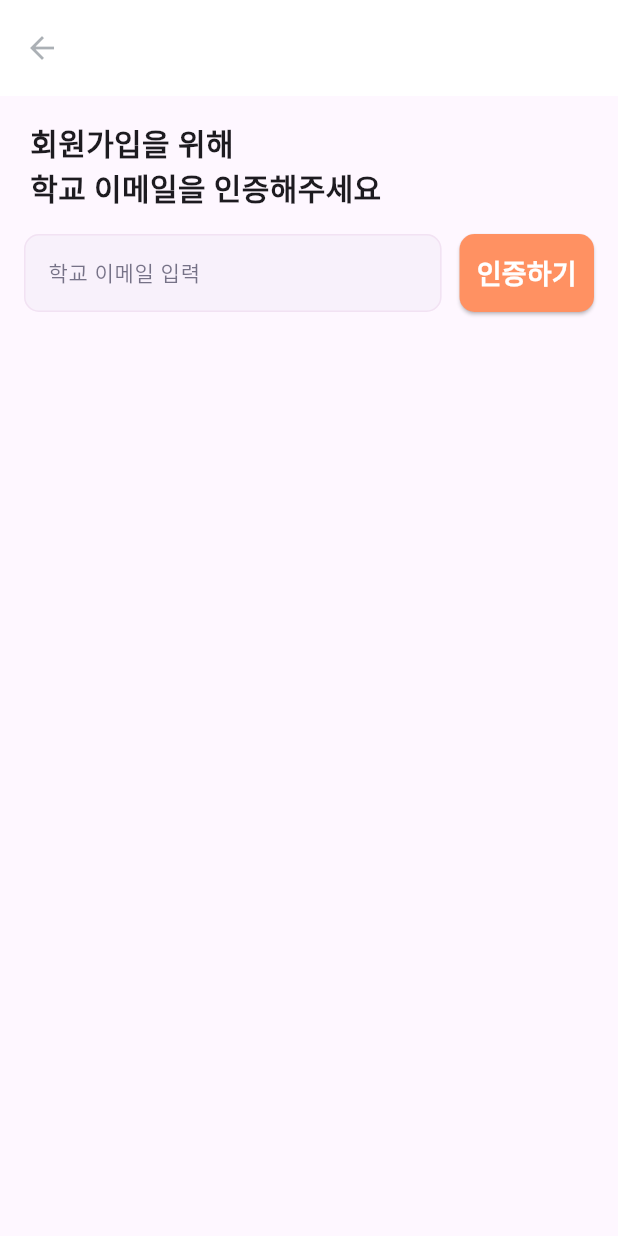
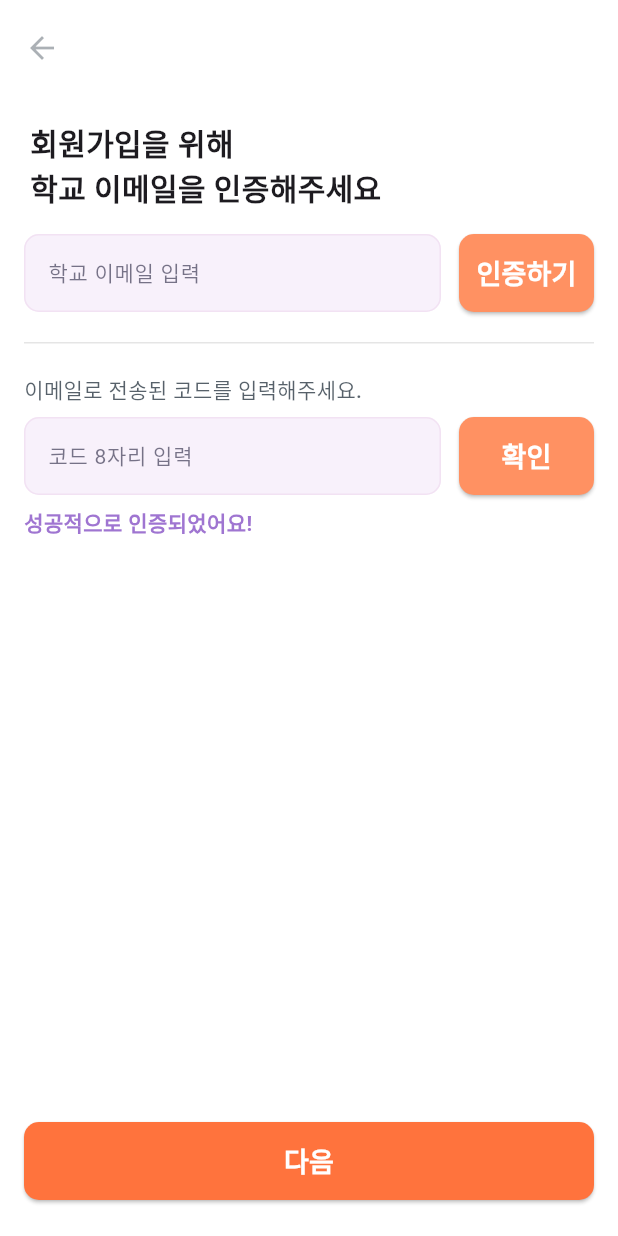
Before and after one commit to snuhcs-course/swpp-2023-project-team-11, a Flutter app: the EmailScreen screen opened by its route, on a phone screen of 412 x 824 dp. Run offline on Flutter 3.47's test engine with Material 2 defaults, Android fonts, the phone set to English and light mode, and no system bars; our stand-ins replace flutter_native_splash, flutter_secure_storage, get; missing offline and left inert: dart:ffi; accounts and stored records are empty.

```diff
--- a/flutter/lib/app/presentation/screens/email_screen/email_screen.dart
+++ b/flutter/lib/app/presentation/screens/email_screen/email_screen.dart
@@ -13,6 +13,7 @@ class EmailScreen extends GetView<EmailScreenController> {
   @override
   Widget build(BuildContext context) {
     return Scaffold(
+      backgroundColor: Colors.white,
         appBar: const SimpleAppBar(),
         body: Padding(
           padding: const EdgeInsets.symmetric(horizontal: 16),
@@ -20,8 +21,9 @@ class EmailScreen extends GetView<EmailScreenController> {
             child: Column(
               crossAxisAlignment: CrossAxisAlignment.stretch,
               children: [
-                 Padding(
-                  padding: EdgeInsets.symmetric(horizontal: 4).copyWith(top: 16),
+                Padding(
+                  padding:
+                      EdgeInsets.symmetric(horizontal: 4).copyWith(top: 16),
                   child: const Text(
                     '회원가입을 위해\n학교 이메일을 인증해주세요',
                     style: TextStyle(
@@ -38,17 +40,68 @@ class EmailScreen extends GetView<EmailScreenController> {
                       child: MainTextFormField(
                         textEditingController: controller.emailCon,
                         hintText: "학교 이메일 입력",
-                        textStyle: TextStyle(fontSize: 14, fontWeight: FontWeight.w400),
+                        textStyle: TextStyle(
+                            fontSize: 14, fontWeight: FontWeight.w400),
                         verticalPadding: 15,
                       ),
                     ),
-                    const SizedBox(width:12),
-                    SmallButton(text: '인증하기', onPressed: () {}),
+                    const SizedBox(width: 12),
+                    SmallButton(
+                        text: '인증하기', onPressed: () => {},),
                   ],
                 ),
+                SizedBox(height: 20),
+                if (controller.emailSent) _buildCodeContainer()
               ],
             ),
           ),
-        ));
+        ),
+        bottomNavigationBar: BottomNextButton(onPressed: controller.temporaryOnTap),
+    );
+  }
+
+  Widget _buildCodeContainer() {
+    return Container(
+      decoration: BoxDecoration(
+          border: Border(
+              top: BorderSide(width: 1, color: Colors.black.withOpacity(0.1)))),
+      child: Column(
+        crossAxisAlignment: CrossAxisAlignment.stretch,
+        children: [
+          SizedBox(height: 20),
+          Text("이메일로 전송된 코드를 입력해주세요.",
+              style: TextStyle(
+                  color: Color(0xff2d3a45).withOpacity(0.8),
+                  fontWeight: FontWeight.w500,
+                  fontSize: 14)),
+          Padding(
+            padding: const EdgeInsets.symmetric(vertical: 8),
+            child: Row(
+              mainAxisSize: MainAxisSize.min,
+              children: [
+                Expanded(
+                  child: MainTextFormField(
+                    textEditingController: controller.emailCon,
+                    hintText: "코드 8자리 입력",
+                    textStyle: TextStyle(
+                        fontSize: 14, fontWeight: FontWeight.w400),
+                    verticalPadding: 15,
+                  ),
+                ),
+                const SizedBox(width: 12),
+                SmallButton(
+                    text: '확인', onPressed: () => {}),
+              ],
+            ),
+          ),
+          if (controller.certSuccess)
+            Text("성공적으로 인증되었어요!",
+                style: TextStyle(
+                    color: Color(0xff9f75d1),
+                    fontWeight: FontWeight.w600,
+                    fontSize: 14))
+        ],
+      ),
+    );
   }
 }
--- a/flutter/lib/app/presentation/screens/email_screen/email_screen_controller.dart
+++ b/flutter/lib/app/presentation/screens/email_screen/email_screen_controller.dart
@@ -1,6 +1,14 @@
 import 'package:flutter/cupertino.dart';
 import 'package:get/get.dart';
+import 'package:mobile_app/routes/named_routes.dart';
 
 class EmailScreenController extends GetxController{
   final TextEditingController emailCon = TextEditingController();
+  final TextEditingController codeCon = TextEditingController();
+  final certSuccess = true; //need to fix
+  final emailSent = true; //need to fix
+
+  void temporaryOnTap(){
+    Get.toNamed(Routes.Maker(nextRoute: Routes.PASSWORD));
+  }
 }
--- /dev/null
+++ b/flutter/lib/app/presentation/screens/make_profile_screen/make_profile_screen_binding.dart
@@ -0,0 +1,9 @@
+import 'package:get/instance_manager.dart';
+import 'make_profile_screen_controller.dart';
+
+class MakeProfileScreenBinding implements Bindings {
+  @override
+  void dependencies() {
+    Get.put(MakeProfileScreenController());
+  }
+}
--- /dev/null
+++ b/flutter/lib/app/presentation/screens/password_screen/password_screen_binding.dart
@@ -0,0 +1,9 @@
+import 'package:get/instance_manager.dart';
+import 'password_screen_controller.dart';
+
+class PasswordScreenBinding implements Bindings {
+  @override
+  void dependencies() {
+    Get.put(PasswordScreenController());
+  }
+}
--- a/flutter/lib/app/presentation/widgets/app_bars.dart
+++ b/flutter/lib/app/presentation/widgets/app_bars.dart
@@ -2,13 +2,15 @@ import 'package:flutter/material.dart';
 import 'package:get/get.dart';
 
 class SimpleAppBar extends StatelessWidget implements PreferredSizeWidget {
-  const SimpleAppBar({super.key});
+  final String? title;
+  const SimpleAppBar({super.key, this.title});
 
   @override
   Widget build(BuildContext context) {
     return AppBar(
       backgroundColor: Colors.white,
       toolbarHeight: 64,
+      title: (title != null)? Text(title!, style: TextStyle(fontSize: 18, fontWeight: FontWeight.w700, color: Color(0xff2d3a45)),) : null,
       leading: BackButton(
         color: Color(0xff2D3A45).withOpacity(0.4),
         onPressed: Get.back,
--- a/flutter/lib/app/presentation/widgets/buttons.dart
+++ b/flutter/lib/app/presentation/widgets/buttons.dart
@@ -78,6 +78,7 @@ class SmallButton extends StatelessWidget {
         shape: RoundedRectangleBorder(
           borderRadius: BorderRadius.circular(10),
         ),
+        minimumSize: Size(90, 0)
       ),
       child: Text(
         text,
@@ -90,3 +91,25 @@ class SmallButton extends StatelessWidget {
     );
   }
 }
+
+class BottomNextButton extends StatelessWidget{
+  final void Function() onPressed;
+
+  @override
+  Widget build(BuildContext context) {
+    return Container(
+      padding:
+      const EdgeInsets.symmetric(horizontal: 16, vertical: 24).copyWith(
+        bottom: MediaQuery.of(context).padding.bottom / 2 + 24,
+      ),
+      child: MainButton(
+          mainButtonType: MainButtonType.key,
+          text: '다음',
+          onPressed: onPressed
+      ),
+    );
+  }
+
+  BottomNextButton({required this.onPressed});
+
+}
--- a/flutter/lib/routes/get_pages.dart
+++ b/flutter/lib/routes/get_pages.dart
@@ -7,23 +7,38 @@ import 'package:mobile_app/routes/named_routes.dart';
 
 import '../app/presentation/screens/country_screen/country_screen.dart';
 import '../app/presentation/screens/country_screen/country_screen_binding.dart';
+import '../app/presentation/screens/make_profile_screen/make_profile_screen.dart';
+import '../app/presentation/screens/make_profile_screen/make_profile_screen_binding.dart';
+import '../app/presentation/screens/password_screen/password_screen.dart';
+import '../app/presentation/screens/password_screen/password_screen_binding.dart';
 
 abstract class GetPages {
-  static get pages => [
+  static get pages =>
+      [
         GetPage(
           name: Routes.ENTRY,
           page: () => const EntryScreen(),
           binding: EntryScreenBinding(),
         ),
         GetPage(
-          name: Routes.ENTRY+ Routes.COUNTRY,
+          name: Routes.ENTRY + Routes.COUNTRY,
           page: () => const CountryScreen(),
           binding: CountryScreenBinding(),
         ),
         GetPage(
-          name: Routes.ENTRY+ Routes.COUNTRY + Routes.EMAIL,
+          name: Routes.ENTRY + Routes.COUNTRY + Routes.EMAIL,
           page: () => const EmailScreen(),
           binding: EmailScreenBinding(),
         ),
+        GetPage(
+          name: Routes.ENTRY + Routes.COUNTRY + Routes.EMAIL + Routes.PASSWORD,
+          page: () => const PasswordScreen(),
+          binding: PasswordScreenBinding(),
+        ),
+        GetPage(
+          name: Routes.ENTRY + Routes.COUNTRY + Routes.EMAIL + Routes.PASSWORD + Routes.MAKE_PROFILE,
+          page: () => const MakeProfileScreen(),
+          binding: MakeProfileScreenBinding(),
+        )
       ];
 }
--- a/flutter/lib/routes/named_routes.dart
+++ b/flutter/lib/routes/named_routes.dart
@@ -5,6 +5,8 @@ abstract class Routes {
   static const String FIRST = "/first";
   static const String COUNTRY = "/country";
   static const String EMAIL = "/email";
+  static const String PASSWORD = "/password";
+  static const String MAKE_PROFILE = "/make_profile";
 
   static String Maker({
     required String nextRoute,
```
Also changed, not shown: flutter/lib/app/presentation/screens/make_profile_screen/make_profile_screen.dart (added, +83 -0 lines), flutter/lib/app/presentation/screens/make_profile_screen/make_profile_screen_controller.dart (added, +11 -0 lines), flutter/lib/app/presentation/screens/password_screen/password_screen.dart (added, +96 -0 lines), flutter/lib/app/presentation/screens/password_screen/password_screen_controller.dart (added, +42 -0 lines).
